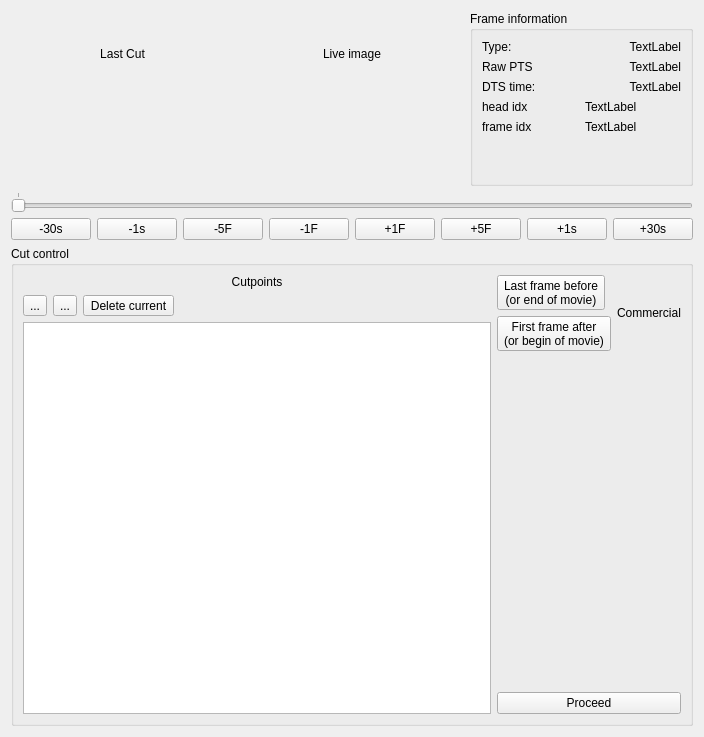
Qt form editor/editor.ui (xqms/justcutit) before a commit.
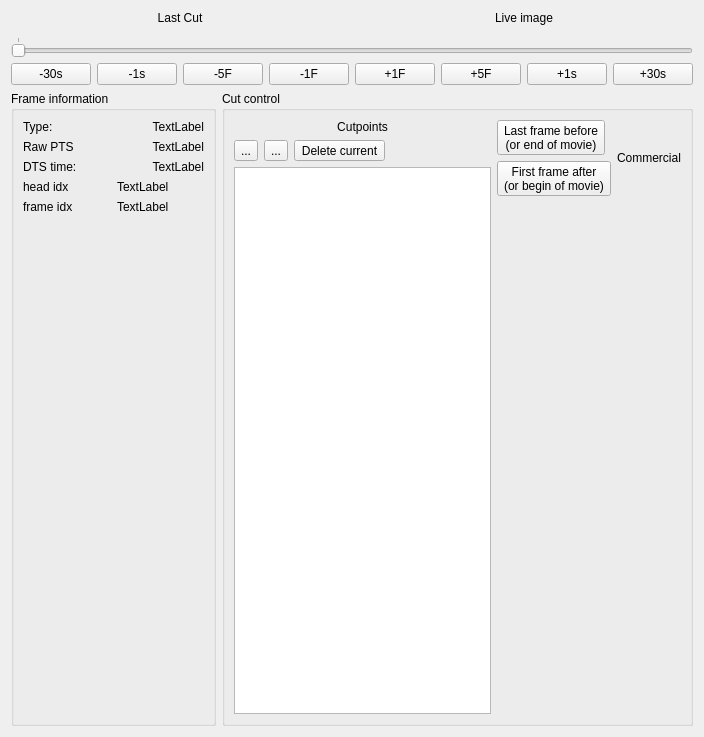
The same form after that commit. Icons and pictures are not drawn. Custom widgets are drawn as their Qt base class.

Commit message: editor: replaced "Proceed" button with extra space for subclass widgets

```diff
--- a/editor/editor.ui
+++ b/editor/editor.ui
@@ -36,7 +36,98 @@
        </property>
       </widget>
      </item>
-     <item row="0" column="2" rowspan="2">
+     <item row="1" column="0">
+      <widget class="GLDisplay" name="cutVideoWidget" native="true">
+       <property name="autoFillBackground">
+        <bool>false</bool>
+       </property>
+      </widget>
+     </item>
+     <item row="1" column="1">
+      <widget class="GLDisplay" name="videoWidget" native="true">
+       <property name="autoFillBackground">
+        <bool>false</bool>
+       </property>
+      </widget>
+     </item>
+    </layout>
+   </item>
+   <item>
+    <widget class="MovieSlider" name="timeSlider">
+     <property name="orientation">
+      <enum>Qt::Horizontal</enum>
+     </property>
+     <property name="tickPosition">
+      <enum>QSlider::TicksAbove</enum>
+     </property>
+     <property name="tickInterval">
+      <number>300</number>
+     </property>
+    </widget>
+   </item>
+   <item>
+    <layout class="QHBoxLayout" name="horizontalLayout">
+     <item>
+      <widget class="QPushButton" name="prev30SecButton">
+       <property name="text">
+        <string>-30s</string>
+       </property>
+      </widget>
+     </item>
+     <item>
+      <widget class="QPushButton" name="prevSecondButton">
+       <property name="text">
+        <string>-1s</string>
+       </property>
+      </widget>
+     </item>
+     <item>
+      <widget class="QPushButton" name="prev5Button">
+       <property name="text">
+        <string>-5F</string>
+       </property>
+      </widget>
+     </item>
+     <item>
+      <widget class="QPushButton" name="prevButton">
+       <property name="text">
+        <string>-1F</string>
+       </property>
+      </widget>
+     </item>
+     <item>
+      <widget class="QPushButton" name="nextButton">
+       <property name="text">
+        <string>+1F</string>
+       </property>
+      </widget>
+     </item>
+     <item>
+      <widget class="QPushButton" name="next5Button">
+       <property name="text">
+        <string>+5F</string>
+       </property>
+      </widget>
+     </item>
+     <item>
+      <widget class="QPushButton" name="nextSecondButton">
+       <property name="text">
+        <string>+1s</string>
+       </property>
+      </widget>
+     </item>
+     <item>
+      <widget class="QPushButton" name="next30SecButton">
+       <property name="text">
+        <string>+30s</string>
+       </property>
+      </widget>
+     </item>
+    </layout>
+   </item>
+   <item>
+    <layout class="QHBoxLayout" name="horizontalLayout_4">
+     <item>
       <widget class="QGroupBox" name="groupBox">
        <property name="title">
         <string>Frame information</string>
@@ -137,95 +228,6 @@
        </layout>
       </widget>
      </item>
-     <item row="1" column="0">
-      <widget class="GLDisplay" name="cutVideoWidget" native="true">
-       <property name="autoFillBackground">
-        <bool>false</bool>
-       </property>
-      </widget>
-     </item>
-     <item row="1" column="1">
-      <widget class="GLDisplay" name="videoWidget" native="true">
-       <property name="autoFillBackground">
-        <bool>false</bool>
-       </property>
-      </widget>
-     </item>
-    </layout>
-   </item>
-   <item>
-    <widget class="MovieSlider" name="timeSlider">
-     <property name="orientation">
-      <enum>Qt::Horizontal</enum>
-     </property>
-     <property name="tickPosition">
-      <enum>QSlider::TicksAbove</enum>
-     </property>
-     <property name="tickInterval">
-      <number>300</number>
-     </property>
-    </widget>
-   </item>
-   <item>
-    <layout class="QHBoxLayout" name="horizontalLayout">
-     <item>
-      <widget class="QPushButton" name="prev30SecButton">
-       <property name="text">
-        <string>-30s</string>
-       </property>
-      </widget>
-     </item>
-     <item>
-      <widget class="QPushButton" name="prevSecondButton">
-       <property name="text">
-        <string>-1s</string>
-       </property>
-      </widget>
-     </item>
-     <item>
-      <widget class="QPushButton" name="prev5Button">
-       <property name="text">
-        <string>-5F</string>
-       </property>
-      </widget>
-     </item>
-     <item>
-      <widget class="QPushButton" name="prevButton">
-       <property name="text">
-        <string>-1F</string>
-       </property>
-      </widget>
-     </item>
-     <item>
-      <widget class="QPushButton" name="nextButton">
-       <property name="text">
-        <string>+1F</string>
-       </property>
-      </widget>
-     </item>
-     <item>
-      <widget class="QPushButton" name="next5Button">
-       <property name="text">
-        <string>+5F</string>
-       </property>
-      </widget>
-     </item>
-     <item>
-      <widget class="QPushButton" name="nextSecondButton">
-       <property name="text">
-        <string>+1s</string>
-       </property>
-      </widget>
-     </item>
-     <item>
-      <widget class="QPushButton" name="next30SecButton">
-       <property name="text">
-        <string>+30s</string>
-       </property>
-      </widget>
-     </item>
-    </layout>
-   </item>
    <item>
     <widget class="QGroupBox" name="groupBox_2">
      <property name="title">
@@ -293,6 +295,12 @@
          <layout class="QGridLayout" name="gridLayout_3">
           <item row="0" column="1" rowspan="2">
            <widget class="QLabel" name="label_8">
+              <property name="sizePolicy">
+               <sizepolicy hsizetype="Minimum" vsizetype="Minimum">
+                <horstretch>0</horstretch>
+                <verstretch>0</verstretch>
+               </sizepolicy>
+              </property>
             <property name="text">
              <string>Commercial</string>
             </property>
@@ -344,16 +352,14 @@
          </spacer>
         </item>
         <item>
-         <widget class="QPushButton" name="proceedButton">
-          <property name="text">
-           <string>Proceed</string>
-          </property>
-         </widget>
+           <widget class="QWidget" name="extraSpaceWidget" native="true"/>
         </item>
        </layout>
       </item>
      </layout>
     </widget>
+     </item>
+    </layout>
    </item>
   </layout>
  </widget>
```
Lines whose indentation alone changed are shown as unchanged. The commit also changes 2 other files.
